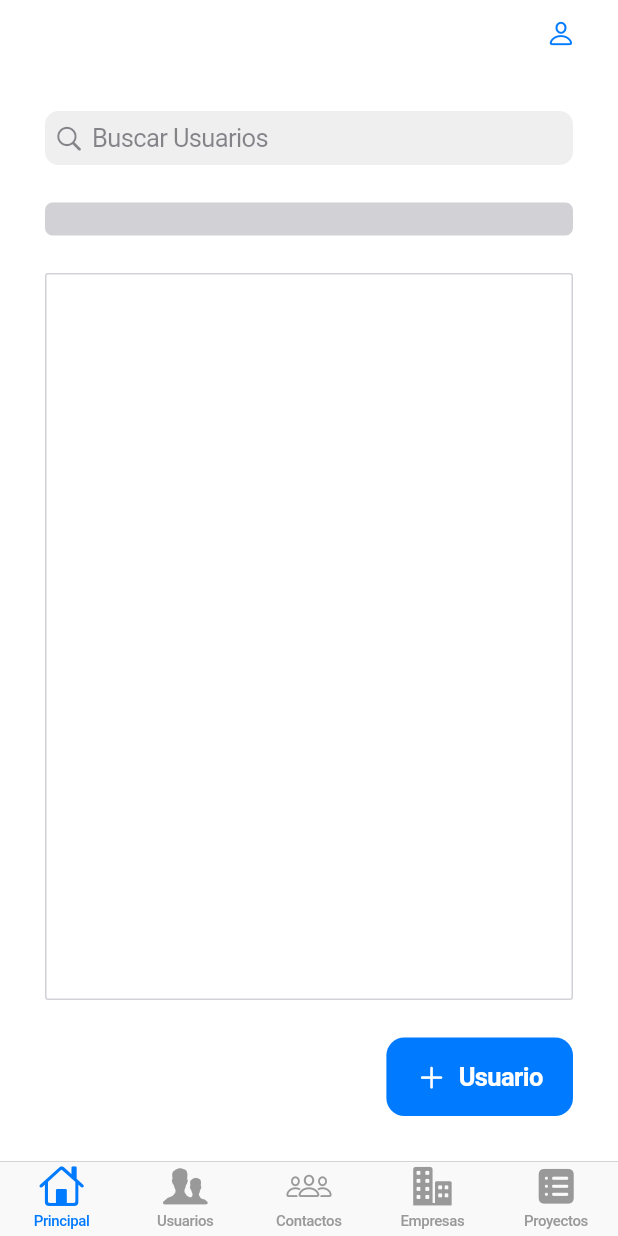
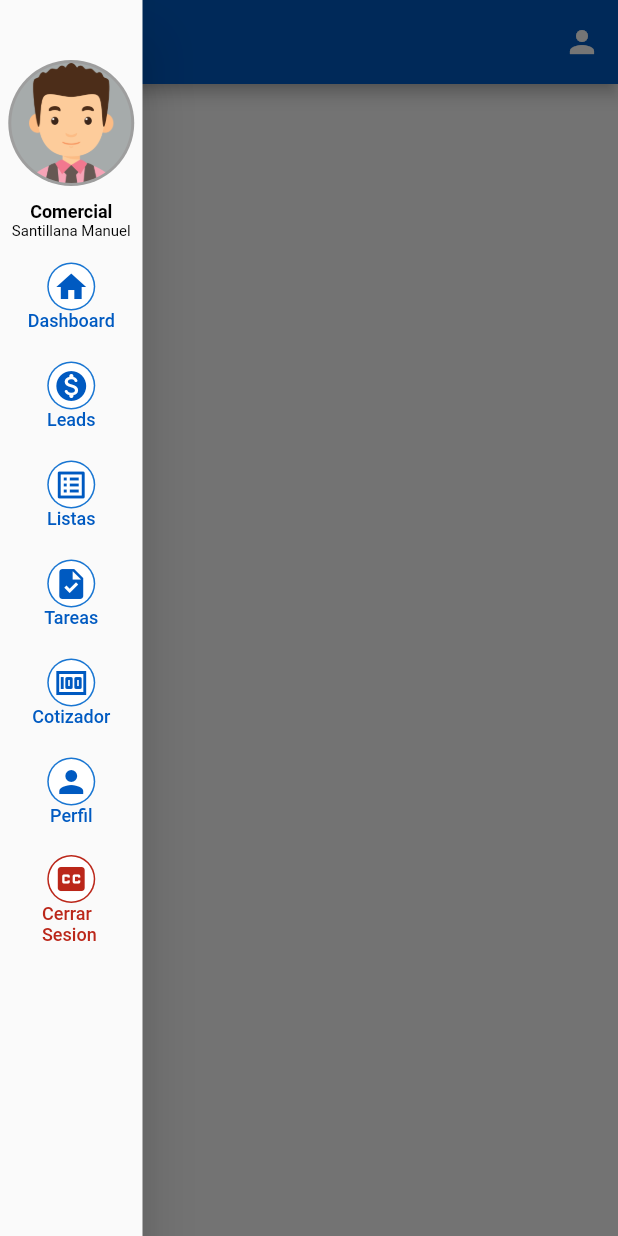
Before and after one commit to DaisyGeraldine/flutter_01, a Flutter app: the screen it shows after launch, with the side drawer open (before the commit the screen has no drawer), on a phone screen of 412 x 824 dp. Run offline on Flutter 3.47's test engine with Material 2 defaults, Android fonts, the light colour scheme and no system bars; our stand-ins replace sqflite, sqflite_common_ffi; accounts and stored records are empty.

Commit message:
modify drawer and interface table

```diff
--- a/lib/DataBase/db.dart
+++ b/lib/DataBase/db.dart
@@ -111,8 +111,7 @@
 
   insert(Map<String, dynamic> data) async {
     final Database db = await openDB();
-    print(
-        'Se acaba de agregar un registro, ${db.rawQuery('SELECT * FROM user')}');
+    print('Se acaba de agregar un registro, ${db.rawQuery('SELECT * FROM user')}');
     return await db.insert('user', data);
   }
 }
--- a/lib/main.dart
+++ b/lib/main.dart
@@ -1,3 +1,4 @@
+import 'package:drawer_views_project/pages/drawer.dart';
 import 'package:flutter/cupertino.dart';
 import 'package:flutter/material.dart';
 import 'package:sqflite_common_ffi/sqflite_ffi.dart';
@@ -25,7 +26,7 @@
       theme: CupertinoThemeData(
         brightness: Brightness.light,
       ),
-      home: MyHomePage(),
+      home: CupertinoHomePage(),
     );
   }
 }
--- /dev/null
+++ b/lib/pages/drawer.dart
@@ -0,0 +1,309 @@
+import 'package:drawer_views_project/pages/users/users.dart';
+import 'package:flutter/cupertino.dart';
+import 'package:flutter/material.dart';
+
+class CupertinoHomePage extends StatelessWidget {
+  const CupertinoHomePage({super.key});
+
+  @override
+  Widget build(BuildContext context) {
+    /*return CupertinoPageScaffold(
+      navigationBar: CupertinoNavigationBar(
+        leading: CupertinoButton(
+          child: Icon(CupertinoIcons.bars),
+          onPressed: () {
+            showCupertinoModalPopup(
+              context: context,
+              builder: (BuildContext context) {
+                return CupertinoDrawer();
+              },
+            );
+          },
+        ),
+        middle: Text('Cupertino Drawer'),
+      ),
+      child: SafeArea(
+        child: CupertinoButton(
+          child: Icon(CupertinoIcons.add),
+          onPressed: () {
+            showCupertinoModalPopup(
+              context: context,
+              builder: (BuildContext context) {
+                return CupertinoDrawer();
+              },
+            );
+          },
+        ),
+      ),
+    );*/
+
+  return Scaffold(
+    appBar: AppBar(
+      backgroundColor: const Color.fromARGB(255, 0,90,193),
+      actions: <Widget>[
+        IconButton(
+          icon: const Icon(Icons.person),
+          onPressed: () {
+            Navigator.push(
+              context,
+              MaterialPageRoute(builder: (context) => const UsersPage()),
+            );
+          },
+        ),
+      ],
+    ),
+
+    drawer: const CupertinoDrawer(),
+  );
+}
+}
+
+class CupertinoDrawer extends StatelessWidget {
+  const CupertinoDrawer({super.key});
+
+  @override
+  Widget build(BuildContext context) {
+    return Drawer(
+      width: 95,
+      child: ListView(
+        padding: EdgeInsets.zero,
+        children: <Widget>[
+          const SizedBox(
+              height: 40,
+            ),
+            const CircleAvatar(
+              radius: 42,
+              backgroundColor: Colors.grey,
+              child: CircleAvatar(
+                radius: 40,
+                backgroundImage: AssetImage('assets/images/icono_usuario.png'),
+                backgroundColor: Color.fromARGB(255, 166, 171, 171),
+                //Image.network('assets/images/icono_usuario.png').image,
+              ),
+            ),
+            const SizedBox(
+              height: 10,
+            ),
+            const Text(
+              'Comercial',
+              textAlign: TextAlign.center,
+              style: TextStyle(
+                color: Colors.black,
+                fontWeight: FontWeight.bold,
+                fontSize: 12,
+              ),
+            ),
+            const Text(
+              'Santillana Manuel',
+              textAlign: TextAlign.center,
+              style: TextStyle(
+                color: Colors.black,
+                fontSize: 10,
+              ),
+            ),
+          const SizedBox(
+            height: 10,
+          ),
+          ListTile(
+            title: const Column(
+              children: [
+                CircleAvatar(
+                  radius: 16,
+                  child: CircleAvatar(
+                    radius: 15,
+                    backgroundColor: Colors.white,
+                    child: Icon(Icons.home, color: Color.fromARGB(255, 0,90,193),),
+                  ),
+                ),
+                Text('Dashboard', style: TextStyle(color: Color.fromARGB(255, 0,90,193), fontSize: 12,),),
+              ],
+            ),
+            onTap: () {
+              Navigator.pop(context);
+            },
+          ),
+          const SizedBox(
+              height: 10,
+            ),
+          ListTile(
+            title: const Column(
+              children: [
+                CircleAvatar(
+                  radius: 16,
+                  child: CircleAvatar(
+                    radius: 15,
+                    backgroundColor: Colors.white,
+                    child: Icon(Icons.monetization_on_rounded, color: Color.fromARGB(255, 0,90,193),),
+                  ),
+                ),
+                Text('Leads', style: TextStyle(color: Color.fromARGB(255, 0,90,193), fontSize: 12,),),
+              ],
+            ),
+            onTap: () {
+              Navigator.pop(context);
+            },
+          ),
+          const SizedBox(
+              height: 10,
+            ),
+          ListTile(
+            title: const Column(
+              children: [
+                CircleAvatar(
+                  radius: 16,
+                  child: CircleAvatar(
+                    radius: 15,
+                    backgroundColor: Colors.white,
+                    child: Icon(Icons.list_alt_outlined, color: Color.fromARGB(255, 0,90,193),),
+                  ),
+                ),
+                Text('Listas', style: TextStyle(color: Color.fromARGB(255, 0,90,193), fontSize: 12,),),
+              ],
+            ),
+            onTap: () {
+              showCupertinoModalPopup(
+                context: context,
+                builder: (BuildContext context) {
+                  return const CupertinoDrawer1();
+                },
+              );
+            },
+          ),
+          const SizedBox(
+              height: 10,
+            ),
+          ListTile(
+            title: const Column(
+              children: [
+                CircleAvatar(
+                  radius: 16,
+                  child: CircleAvatar(
+                    radius: 15,
+                    backgroundColor: Colors.white,
+                    child: Icon(Icons.task, color: Color.fromARGB(255, 0,90,193),),
+                  ),
+                ),
+                Text('Tareas', style: TextStyle(color: Color.fromARGB(255, 0,90,193), fontSize: 12,),),
+              ],
+            ),
+            onTap: () {
+              Navigator.pop(context);
+            },
+          ),
+          const SizedBox(
+              height: 10,
+            ),
+          ListTile(
+            title: const Column(
+              children: [
+                CircleAvatar(
+                  radius: 16,
+                  child: CircleAvatar(
+                    radius: 15,
+                    backgroundColor: Colors.white,
+                    child: Icon(Icons.money, color: Color.fromARGB(255, 0,90,193),),
+                  ),
+                ),
+                Text('Cotizador', style: TextStyle(color: Color.fromARGB(255, 0,90,193), fontSize: 12,),),
+              ],
+            ),
+            onTap: () {
+              Navigator.pop(context);
+            },
+          ),
+          const SizedBox(
+              height: 10,
+            ),
+          ListTile(
+            title: const Column(
+              children: [
+                CircleAvatar(
+                  radius: 16,
+                  child: CircleAvatar(
+                    radius: 15,
+                    backgroundColor: Colors.white,
+                    child: Icon(Icons.person, color: Color.fromARGB(255, 0,90,193),),
+                  ),
+                ),
+                Text('Perfil', style: TextStyle(color: Color.fromARGB(255, 0,90,193), fontSize: 12,),),
+              ],
+            ),
+            onTap: () {
+              Navigator.pop(context);
+            },
+          ),
+          const SizedBox(
+              height: 10,
+            ),
+          ListTile(
+            //Corregir
+            contentPadding: const EdgeInsets.symmetric(horizontal: 28),
+            title: const Column(
+              children: [
+                CircleAvatar(
+                  radius: 16,
+                  backgroundColor: Color.fromARGB(255, 187,39,26),
+                  child: CircleAvatar(
+                    radius: 15,
+                    backgroundColor: Colors.white,
+                    child: Icon(Icons.closed_caption, color: Color.fromARGB(255, 187,39,26),),
+                  ),
+                ),
+                Text('Cerrar Sesion', style: TextStyle(color: Color.fromARGB(255, 187,39,26), fontSize: 12,),),
+              ],
+            ),
+            onTap: () {
+              Navigator.pop(context);
+            },
+          ),
+        ],
+      ),
+    );
+  }
+}
+
+
+class CupertinoDrawer1 extends StatelessWidget {
+  const CupertinoDrawer1({super.key});
+
+  @override
+  Widget build(BuildContext context) {
+    return Drawer(
+      backgroundColor: const Color.fromARGB(255, 199,195,202),
+      width: 159,
+      child: ListView(
+        padding: EdgeInsets.zero,
+        children: <Widget>[
+          ListTile(
+            title: const Text('Contactos', style: TextStyle(fontSize: 12, fontWeight: FontWeight.bold),),
+            onTap: () {
+              Navigator.pop(context);
+            },
+          ),
+          const Divider(),
+          ListTile(
+            title: const Text('Empresas', style: TextStyle(fontSize: 12, fontWeight: FontWeight.bold),),
+            onTap: () {
+              Navigator.pop(context);
+            },
+          ),
+          const Divider(),
+          ListTile(
+            title: const Text('Proyectos', style: TextStyle(fontSize: 12, fontWeight: FontWeight.bold),),
+            onTap: () {
+              Navigator.pop(context);
+            },
+          ),
+          const Divider(),
+          ListTile(
+            title: const Text('Usuarios', style: TextStyle(fontSize: 12, fontWeight: FontWeight.bold),),
+            onTap: () {
+              Navigator.push(context, MaterialPageRoute(builder: (context) => const UsersPage()));
+            },
+          ),
+          const Divider(),
+        ],
+      ),
+    );
+  }
+}
--- a/lib/pages/myhome.dart
+++ b/lib/pages/myhome.dart
@@ -1,6 +1,7 @@
-import 'package:drawer_views_project/pages/addcompany.dart';
-import 'package:drawer_views_project/pages/companies.dart';
+import 'package:drawer_views_project/pages/companies/addcompany.dart';
+import 'package:drawer_views_project/pages/companies/companies.dart';
 import 'package:drawer_views_project/pages/contacts.dart';
+import 'package:drawer_views_project/pages/drawer.dart';
 import 'package:drawer_views_project/pages/proyects.dart';
 import 'package:drawer_views_project/pages/users/users.dart';
 import 'package:flutter/cupertino.dart';
@@ -45,7 +46,7 @@
         tabBuilder: (BuildContext context, int index) {
           switch (index) {
             case 0:
-              return const UsersPage();
+              return const CupertinoHomePage();
             case 1:
               return const UsersPage();
             case 2:
--- a/lib/pages/users/users.dart
+++ b/lib/pages/users/users.dart
@@ -38,8 +38,10 @@
             style: TextStyle(
                 color: CupertinoColors.white,
                 fontSize: 20,
-                fontWeight: FontWeight.bold)),
-        backgroundColor: const Color.fromARGB(174, 7, 18, 230),
+                fontWeight: FontWeight.bold
+            )
+        ),
+        backgroundColor: const Color.fromARGB(255, 0,90,193),
         trailing: CupertinoButton(
           padding: EdgeInsets.zero,
           onPressed: () {},
@@ -48,7 +50,7 @@
       ),
       child: SafeArea(
         child: Padding(
-          padding: const EdgeInsets.all(30.0),
+          padding: const EdgeInsets.all(50),
           child: Column(
             children: [
               const CSearchTextField(moduleNombre: 'Usuarios'),
--- a/lib/widgets/widgetbuttonadd.dart
+++ b/lib/widgets/widgetbuttonadd.dart
@@ -1,4 +1,4 @@
-import 'package:drawer_views_project/pages/addcompany.dart';
+import 'package:drawer_views_project/pages/companies/addcompany.dart';
 import 'package:drawer_views_project/pages/addproject.dart';
 import 'package:drawer_views_project/pages/users/adduser.dart';
 import 'package:flutter/cupertino.dart';
@@ -11,7 +11,8 @@
   Widget build(BuildContext context) {
     return Align(
       alignment: Alignment.topRight,
-      child: CupertinoButton.filled(
+      child: CupertinoButton(
+        color: const Color.fromARGB(255,0,90,193),
         child: Row(
           mainAxisSize: MainAxisSize.min,
           children: [
--- a/lib/widgets/widgetsearchtextfield.dart
+++ b/lib/widgets/widgetsearchtextfield.dart
@@ -10,7 +10,7 @@
       alignment: Alignment.topRight,
       child: Container(
         padding: const EdgeInsets.all(0),
-        width: 500,
+        width: 400,
         //color: CupertinoColors.systemPurple,
         child: Column(
           children: <Widget>[
```
Also changed, not shown: lib/pages/users/adduser.dart (+23 -15 lines), lib/widgets/widgettable.dart (+57 -13 lines), lib/pages/companies/addcompany.dart (renamed from lib/pages/addcompany.dart), lib/pages/companies/companies.dart (renamed from lib/pages/companies.dart).
